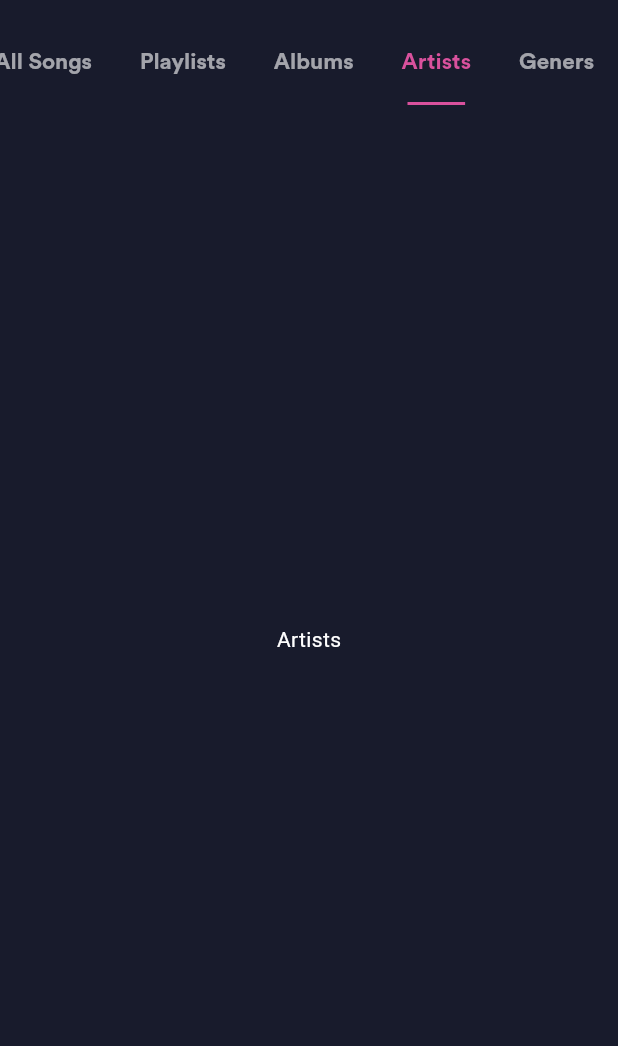
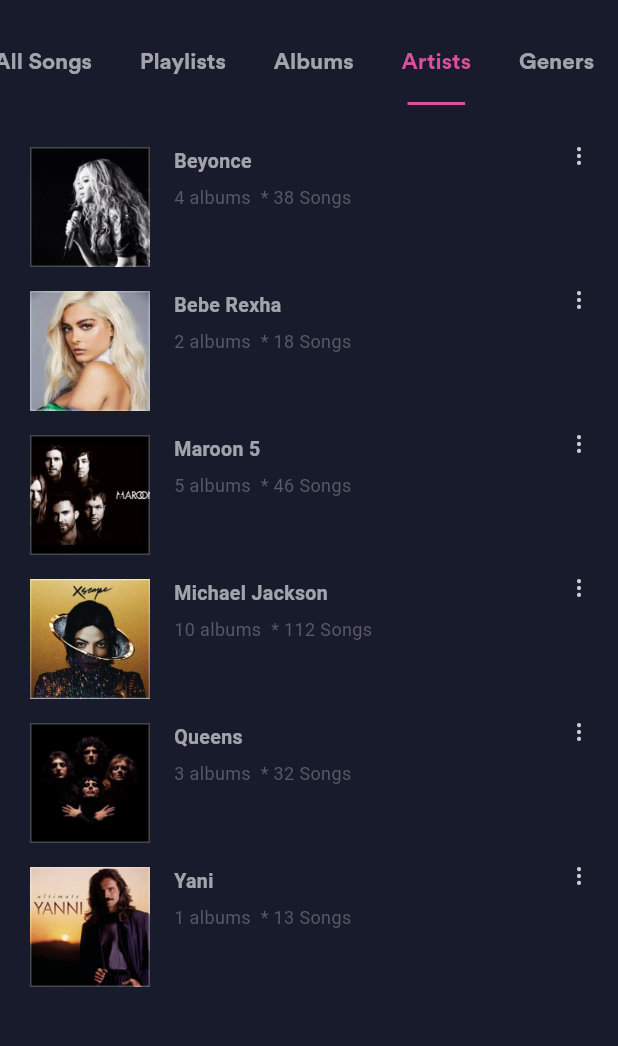
Before and after one commit to DipakSingh0/Music_Player, a Flutter app: the SongsView screen opened directly, tab 4 chosen, on a phone screen of 412 x 824 dp, the part 63-1109 px from its top. Run offline on Flutter 3.47's test engine with Material 3 defaults, Android fonts, the phone set to English and light mode, and no system bars; our stand-ins replace flutter_rating_bar, get.

Commit message:
added artist page

```diff
--- a/lib/common_widgets/album_cell.dart
+++ b/lib/common_widgets/album_cell.dart
@@ -112,6 +112,7 @@ class AlbumCell extends StatelessWidget {
                     },
                   ),
                 ),
+
               ],
             ),
             const SizedBox(height: 4),
--- /dev/null
+++ b/lib/common_widgets/artist_row.dart
@@ -0,0 +1,146 @@
+import 'package:flutter/material.dart';
+
+import '../common/color_extension.dart';
+
+class ArtistsRow extends StatelessWidget {
+  final Map artObj;
+  final VoidCallback onPressedPlay;
+  final Function(int select) onPressedMenuSelect;
+  final VoidCallback onPressed;
+
+  const ArtistsRow({
+    super.key,
+    required this.artObj,
+    required this.onPressed,
+    required this.onPressedPlay,
+    required this.onPressedMenuSelect,
+  });
+
+  @override
+  Widget build(BuildContext context) {
+    return Padding(
+      padding: const EdgeInsets.symmetric(vertical :8.0),
+      child: InkWell(
+        onTap: onPressed,
+        child: Row(
+          crossAxisAlignment: CrossAxisAlignment.start,
+          children: [
+            Stack(alignment: Alignment.center, children: [
+              ClipRRect(
+                // borderRadius: BorderRadius.circular(24),
+                child: Image.asset(
+                  artObj["image"],
+                  width: 80,
+                  height: 80,
+                  fit: BoxFit.cover,
+                ),
+              ),
+              Container(
+                width: 80,
+                height: 80,
+                decoration: BoxDecoration(
+                  border: Border.all(color: TColor.primaryText28),
+                  // borderRadius: BorderRadius.circular(25),
+                ),
+              ),
+            ]),
+            const SizedBox(width: 16),
+            Expanded(
+                child: Column(
+              mainAxisAlignment: MainAxisAlignment.start,
+              crossAxisAlignment: CrossAxisAlignment.start,
+              children: [
+                Text(
+                  artObj["name"],
+                  maxLines: 1,
+                  style: TextStyle(
+                      color: TColor.primaryText60,
+                      fontSize: 13,
+                      fontWeight: FontWeight.w700),
+                ),
+               const SizedBox(height: 6,),
+                Text(
+                  "${artObj["albums"]} \t*\t${artObj["songs"]}",
+                  maxLines: 1,
+                  style: TextStyle(color: TColor.secondaryText, fontSize: 12),
+                )
+              ],
+            )),
+            // IconButton(
+            //   // onPressed: onPressedPlay,
+            //   onPressed: onPressedMenuSelect,
+            //   icon: Image.asset(
+            //     "assets/img/play_btn.png",
+            //     width: 25,
+            //     height: 25,
+            //   ),
+            // ),
+            SizedBox(
+              height: 12,
+              width: 12,
+              child: PopupMenuButton<int>(
+                color: const Color.fromARGB(255, 19, 20, 21),
+                offset: Offset(-10, 10),
+                shadowColor: Colors.black87,
+                elevation: 1,
+                icon: Image.asset(
+                  "assets/img/more_btn.png",
+                  width: 25,
+                  height: 25,
+                  color: Colors.white,
+                ),
+                padding: EdgeInsets.zero,
+                onSelected: onPressedMenuSelect,
+                itemBuilder: (context) {
+                  return [
+                    const PopupMenuItem(
+                        // padding: EdgeInsets.symmetric(horizontal: 14),
+                        height: 25,
+                        value: 1,
+                        child: Text("Play ", style: TextStyle(fontSize: 12))),
+                    const PopupMenuItem(
+                        value: 2,
+                        height: 25,
+                        child: Text("Play Next", style: TextStyle(fontSize: 12))),
+                    const PopupMenuItem(
+                        value: 3,
+                        height: 25,
+                        child: Text("Add to playing Queeu",
+                            style: TextStyle(fontSize: 12))),
+                    const PopupMenuItem(
+                        value: 4,
+                        height: 25,
+                        child: Text("Add to playlist",
+                            style: TextStyle(fontSize: 12))),
+                    const PopupMenuItem(
+                        value: 5,
+                        height: 25,
+                        child: Text("Rename", style: TextStyle(fontSize: 12))),
+                    const PopupMenuItem(
+                        value: 6,
+                        height: 25,
+                        child: Text("Tag Editor", style: TextStyle(fontSize: 12))),
+                    const PopupMenuItem(
+                        value: 7,
+                        height: 25,
+                        child:
+                            Text("Go To Artist", style: TextStyle(fontSize: 12))),
+                    const PopupMenuItem(
+                        value: 8,
+                        height: 25,
+                        child: Text("Delete from Device",
+                            style: TextStyle(fontSize: 12))),
+                    const PopupMenuItem(
+                        value: 9,
+                        height: 25,
+                        child: Text("Share", style: TextStyle(fontSize: 12))),
+                  ];
+                },
+              ),
+            ),
+          ],
+        ),
+      ),
+    );
+  }
+}
--- /dev/null
+++ b/lib/view/songs/artists_view.dart
@@ -0,0 +1,42 @@
+import 'package:flutter/material.dart';
+import 'package:get/get.dart';
+import 'package:music_player/common_widgets/artist_row.dart';
+import 'package:music_player/view/songs/artists_details_view.dart';
+import 'package:music_player/view_model/artists_view_model.dart';
+
+class ArtistsView extends StatefulWidget {
+  const ArtistsView({super.key});
+
+  @override
+  State<ArtistsView> createState() => _ArtistsViewState();
+}
+
+class _ArtistsViewState extends State<ArtistsView> {
+  final artVM = Get.put(ArtistsViewModel());
+
+  @override
+  Widget build(BuildContext context) {
+
+    return Scaffold(
+      body: Obx(
+        () => ListView.builder(
+            physics: const NeverScrollableScrollPhysics(),
+            shrinkWrap: true,
+            padding: const EdgeInsets.symmetric(vertical: 20 , horizontal: 20),
+            // scrollDirection: Axis.horizontal,
+            itemCount: artVM.allList.length,
+            itemBuilder: (context, index) {
+              var artObj = artVM.allList[index];
+              return ArtistsRow(
+                artObj: artObj,
+                onPressed: (){
+                  Get.to(() => ArtistsDetailsView());
+                },
+                onPressedPlay: (){},
+                onPressedMenuSelect: (selectIndex){},
+                );
+            }),
+      ),
+    );
+  }
+}
--- a/lib/view/songs/songs_view.dart
+++ b/lib/view/songs/songs_view.dart
@@ -4,6 +4,7 @@ import 'package:get/get_instance/get_instance.dart';
 import 'package:music_player/common/color_extension.dart';
 import 'package:music_player/view/songs/album_view.dart';
 import 'package:music_player/view/songs/all_songs_view.dart';
+import 'package:music_player/view/songs/artists_view.dart';
 import 'package:music_player/view/songs/playlists_view.dart';
 import 'package:music_player/view_model/splash_view_model.dart';
 
@@ -120,15 +121,14 @@ class _SongsViewState extends State<SongsView> with SingleTickerProviderStateMix
           Expanded(
             child: TabBarView(
               controller: controller,
-              children: [
-                const AllSongsView(),
-                const PlaylistsView(),
-                const AlbumsView(),
-                const Center(child: Text("Artists")),
-                const Center(child: Text("Generes")),
+              children: const [
+                 AllSongsView(),
+                 PlaylistsView(),
+                 AlbumsView(),
+                 ArtistsView(),
+                 Center(child: Text("Generes")),
+            ]),
 
-
-            ]),
           )
 
           ],
--- /dev/null
+++ b/lib/view_model/artists_view_model.dart
@@ -0,0 +1,95 @@
+import 'package:get/get.dart';
+
+class ArtistsViewModel extends GetxController {
+  final allList = [
+    {
+      "image": "assets/img/ar_1.png",
+      "name": "Beyonce",
+      "albums": "4 albums",
+      "songs": "38 Songs"
+    },
+    {
+      "image": "assets/img/ar_2.png",
+      "name": "Bebe Rexha",
+      "albums": "2 albums",
+      "songs": "18 Songs"
+    },
+    {
+      "image": "assets/img/ar_3.png",
+      "name": "Maroon 5",
+      "albums": "5 albums",
+      "songs": "46 Songs"
+    },
+    {
+      "image": "assets/img/ar_4.png",
+      "name": "Michael Jackson",
+      "albums": "10 albums",
+      "songs": "112 Songs"
+    },
+    {
+      "image": "assets/img/ar_5.png",
+      "name": "Queens",
+      "albums": "3 albums",
+      "songs": "32 Songs"
+    },
+    {
+      "image": "assets/img/ar_6.png",
+      "name": "Yani",
+      "albums": "1 albums",
+      "songs": "13 Songs"
+    }
+  ].obs;
+
+
+  final albumsArr = [
+    {
+      "image":"assets/img/ar_d_1.png",
+      "name":"Fire Dragon",
+      "year":"2019",
+    },
+    {
+      "image": "assets/img/ar_d_2.png",
+      "name": "Sound of Life",
+      "year": "2018",
+    },
+    {
+      "image":"assets/img/ar_d_3.png",
+      "name":"Giving Heart",
+      "year":"2017",
+    },
+    {
+      "image": "assets/img/ar_d_4.png",
+      "name": "Dream of",
+      "year": "2016",
+    },
+  ];
+
+
+  final playedArr = [
+    {"duration": "3:56", "name": "Billie Jean", "artists": "Michael Jackson"},
+    {"duration": "3:56", "name": "Earth Song", "artists": "Michael Jackson"},
+    {"duration": "3:56", "name": "Mirror", "artists": "Justin Timberlake"},
+    {
+      "duration": "3:56",
+      "name": "Remember the Time",
+      "artists": "Michael Jackson"
+    },
+    {"duration": "3:56", "name": "Billie Jean", "artists": "Michael Jackson"},
+    {"duration": "3:56", "name": "Earth Song", "artists": "Michael Jackson"},
+    {"duration": "3:56", "name": "Mirror", "artists": "Justin Timberlake"},
+    {
+      "duration": "3:56",
+      "name": "Remember the Time",
+      "artists": "Michael Jackson"
+    },
+    {"duration": "3:56", "name": "Billie Jean", "artists": "Michael Jackson"},
+    {"duration": "3:56", "name": "Earth Song", "artists": "Michael Jackson"},
+    {"duration": "3:56", "name": "Mirror", "artists": "Justin Timberlake"},
+    {
+      "duration": "3:56",
+      "name": "Remember the Time",
+      "artists": "Michael Jackson"
+    }
+  ].obs;
+
+}
```
Also changed, not shown: lib/common_widgets/artist_album_cell.dart (added, +55 -0 lines), lib/view/songs/artists_details_view.dart (added, +285 -0 lines).
